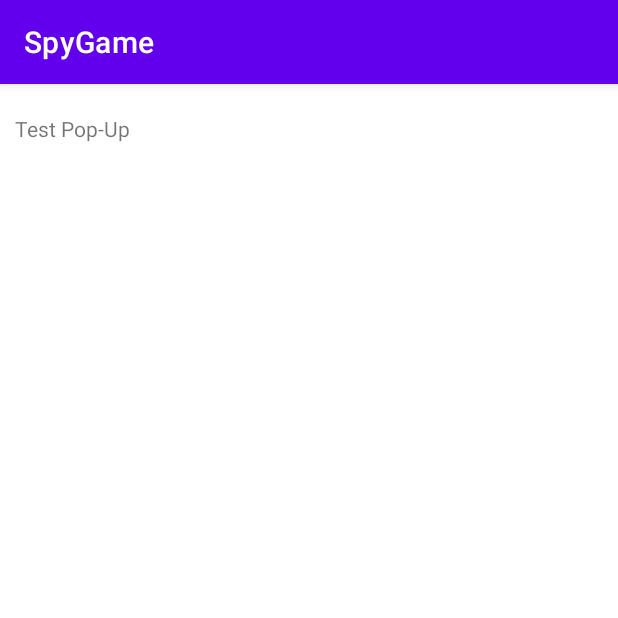
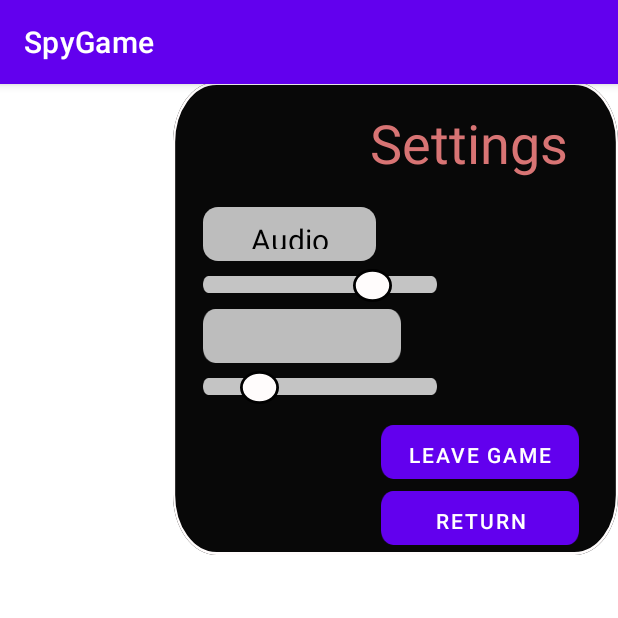
Before and after one commit to Axel-sudo/SpyGame, an Android app: the SettingsInGame screen opened directly, with no data from a screen before it, on a phone screen of 412 x 824 dp, the top half of it. Run offline under Robolectric (Android 15) with nearby library versions, the phone set to English and light mode, and no system bars.

Commit message:
minor changes in settings_in_game

```diff
--- a/app/src/main/res/layout/activity_settings_in_game.xml
+++ b/app/src/main/res/layout/activity_settings_in_game.xml
@@ -1,5 +1,5 @@
 <?xml version="1.0" encoding="utf-8"?>
-<LinearLayout xmlns:android="http://schemas.android.com/apk/res/android"
+<!-- <LinearLayout xmlns:android="http://schemas.android.com/apk/res/android"
     android:orientation="vertical"
     android:padding="10dip"
     android:layout_width="fill_parent"
@@ -12,8 +12,8 @@
         android:text="Test Pop-Up" />
 
 </LinearLayout>
+-->
 
-<!-- <?xml version="1.0" encoding="utf-8"?>
 <RelativeLayout xmlns:android="http://schemas.android.com/apk/res/android"
     xmlns:tools="http://schemas.android.com/tools"
     android:layout_width="match_parent"
@@ -198,4 +198,4 @@
         android:lineSpacingExtra="5sp"
         android:gravity="center_horizontal|center_vertical"
         />
-</RelativeLayout> -->
+</RelativeLayout>
```
